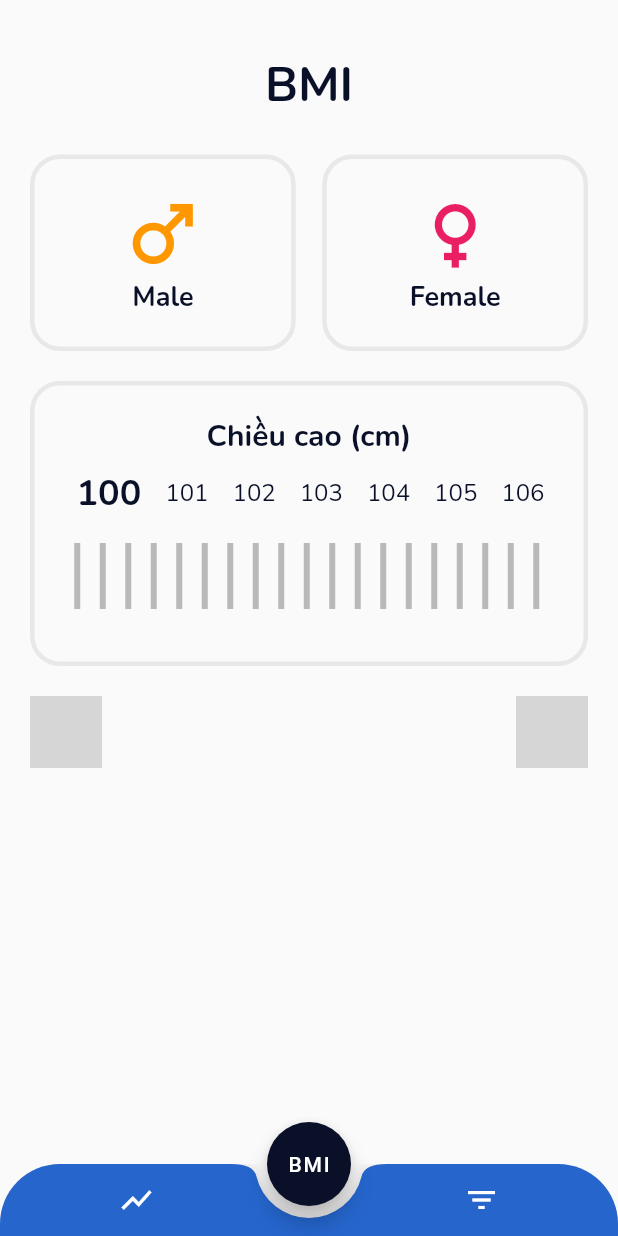
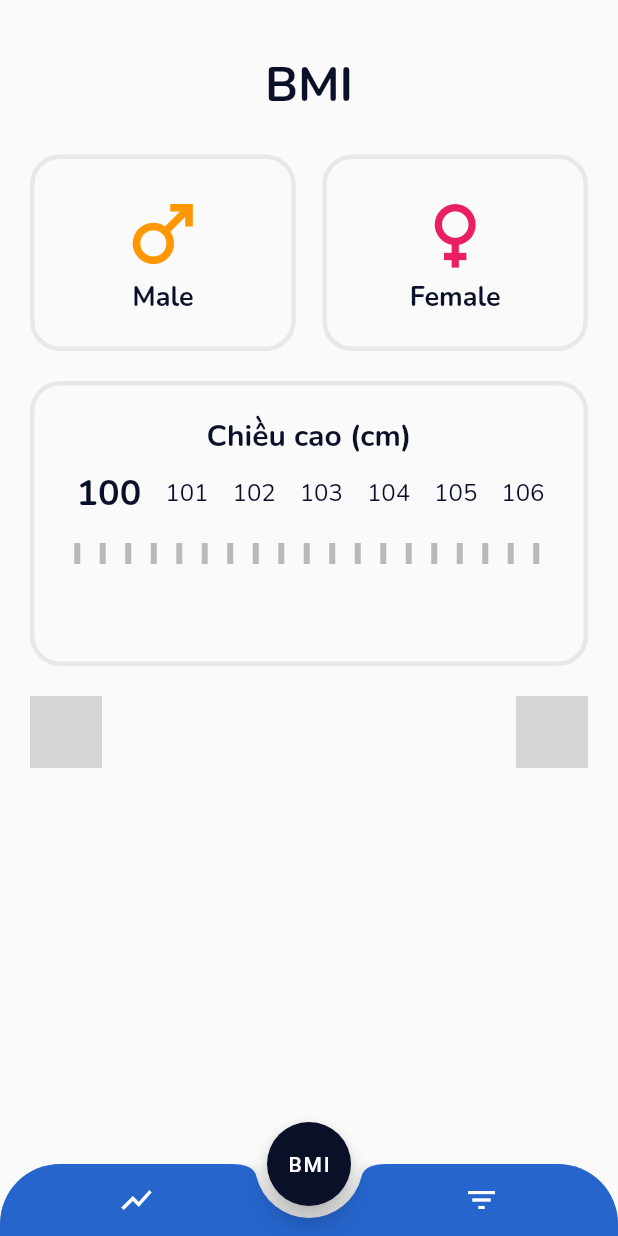
Before and after one commit to nnguyenvanthanh113/bmi_getx, a Flutter app: the screen it shows after launch, on a phone screen of 412 x 824 dp. Run offline on Flutter 3.47's test engine with Material 2 defaults, Android fonts, the phone set to English and light mode, and no system bars; our stand-ins replace get, google_fonts; grey boxes are pictures that could not be loaded.

Commit message:
ruler scale

```diff
--- a/lib/widgets/home_widget/scale_ruler.dart
+++ b/lib/widgets/home_widget/scale_ruler.dart
@@ -6,14 +6,14 @@ class ScaleRuler extends StatelessWidget {
   @override
   Widget build(BuildContext context) {
     return SizedBox(
-      height: 60.0,
+      height: 30.0,
       child: ListView.builder(
         scrollDirection: Axis.horizontal,
         itemCount: 100,
         itemBuilder: (ctx, index) {
           return Center(
             child: Container(
-              height: 60.0,
+              height: 20.0,
               width: 1.0,
               padding: const EdgeInsets.all(8.0),
               margin: const EdgeInsets.all(8.0),
```
